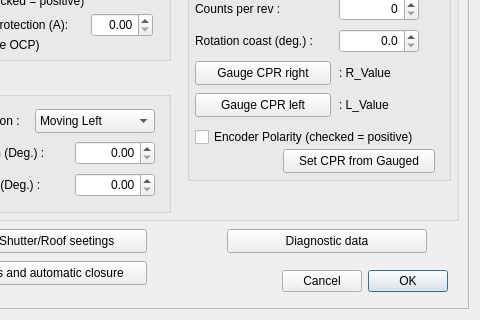
Above: domepro.ui from rpineau/DomePro before the change; both pictures show x 120 to 600 and y 230 to 550 of the 600 by 550 pixel window. Below: the same form after it.
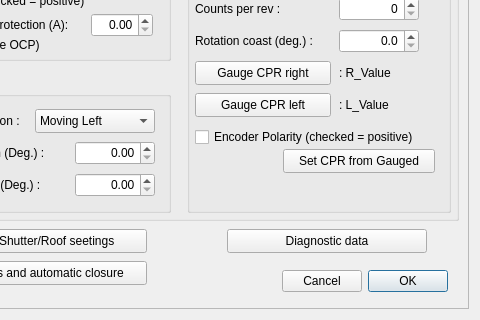
That is the form after the change. Icons and pictures are not drawn. Custom widgets are drawn as their Qt base class.

Commit message: Added code for Dome timeout and automatic closure UI

```diff
--- a/domepro.ui
+++ b/domepro.ui
@@ -67,7 +67,7 @@
          <x>288</x>
          <y>24</y>
          <width>264</width>
-         <height>216</height>
+         <height>248</height>
         </rect>
        </property>
        <property name="title">
```
The commit also changes 4 other files.
